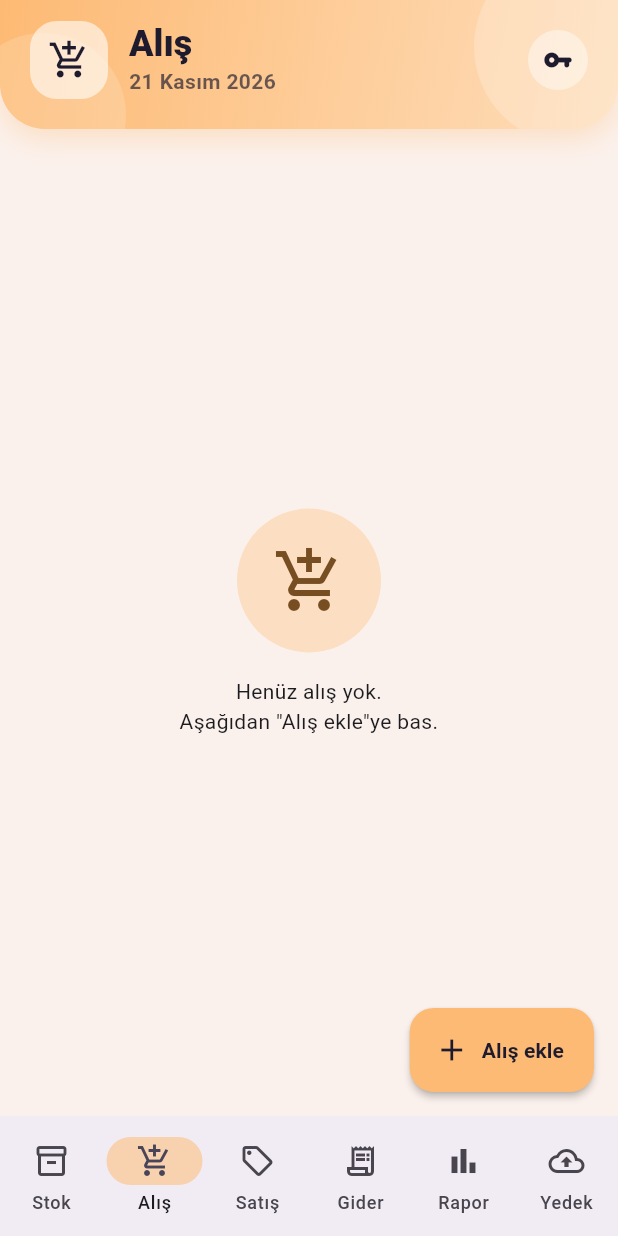
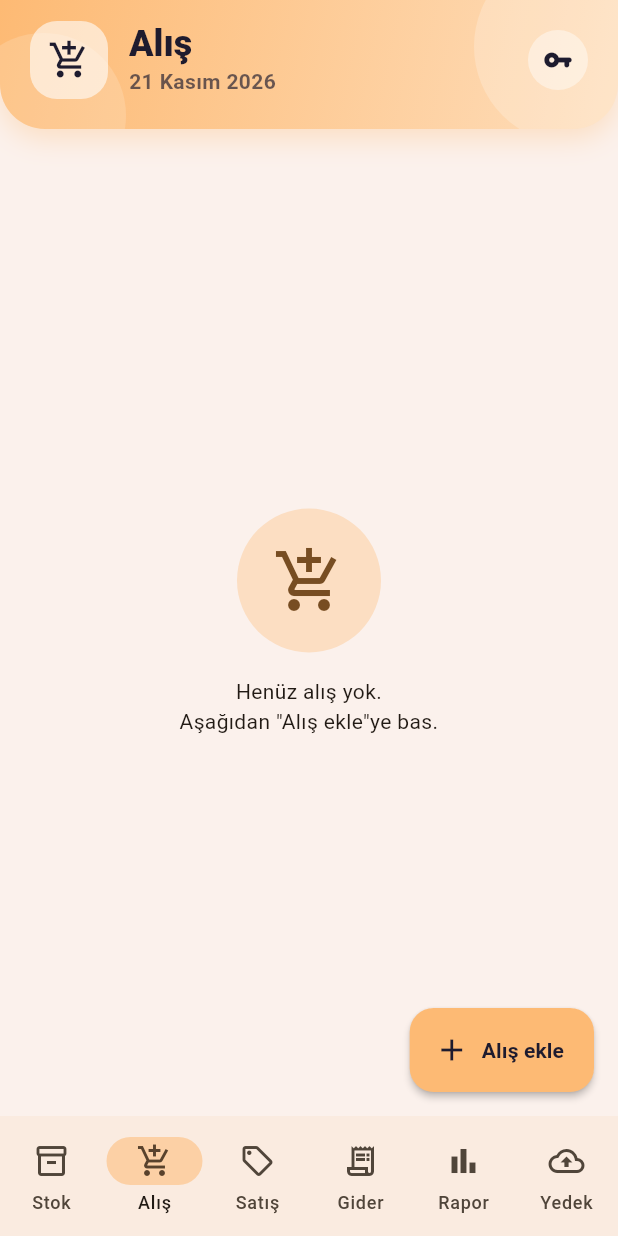
Before and after one commit to muminevildan/anahtarlik, a Flutter app: the screen it shows after launch, item 2 of the bottom bar chosen, on a phone screen of 412 x 824 dp. Run offline on Flutter 3.47's test engine with Material 3 defaults, Android fonts, the phone set to English and light mode, and no system bars; our stand-ins replace file_picker, image_picker, share_plus, shared_preferences, web; missing offline and left inert: dart:js_interop.

Commit message:
Refactor theme building to use ValueNotifier

```diff
--- a/lib/main.dart
+++ b/lib/main.dart
@@ -188,19 +188,25 @@ void downloadText(String name, String text) {
 }
 
 // ---------- Uygulama ----------
-ThemeData buildTheme(Brightness b) {
-  return ThemeData(colorSchemeSeed: const Color(0xFFC4B5FD), brightness: b, useMaterial3: true);
+// Seçili sekme; tema rengi buna göre değişir (mor sadece Stok'ta kalır)
+final tabNotifier = ValueNotifier<int>(0);
+
+ThemeData buildTheme(Brightness b, Color seed) {
+  return ThemeData(colorSchemeSeed: seed, brightness: b, useMaterial3: true);
 }
 
 class App extends StatelessWidget {
   const App({super.key});
   @override
-  Widget build(BuildContext context) => MaterialApp(
-        title: 'KeyLog',
-        debugShowCheckedModeBanner: false,
-        theme: buildTheme(Brightness.light),
-        darkTheme: buildTheme(Brightness.dark),
-        home: const Home(),
+  Widget build(BuildContext context) => ValueListenableBuilder<int>(
+        valueListenable: tabNotifier,
+        builder: (c, t, _) => MaterialApp(
+          title: 'KeyLog',
+          debugShowCheckedModeBanner: false,
+          theme: buildTheme(Brightness.light, tabColors[t]),
+          darkTheme: buildTheme(Brightness.dark, tabColors[t]),
+          home: const Home(),
+        ),
       );
 }
 
@@ -212,7 +218,8 @@ class Home extends StatefulWidget {
 
 class _HomeState extends State<Home> {
   Data d = Data();
-  int tab = 0;
+  int get tab => tabNotifier.value;
+  set tab(int v) => tabNotifier.value = v;
   bool ready = false, loadError = false;
   DateTime month = DateTime(DateTime.now().year, DateTime.now().month);
   int period = 0;
```
